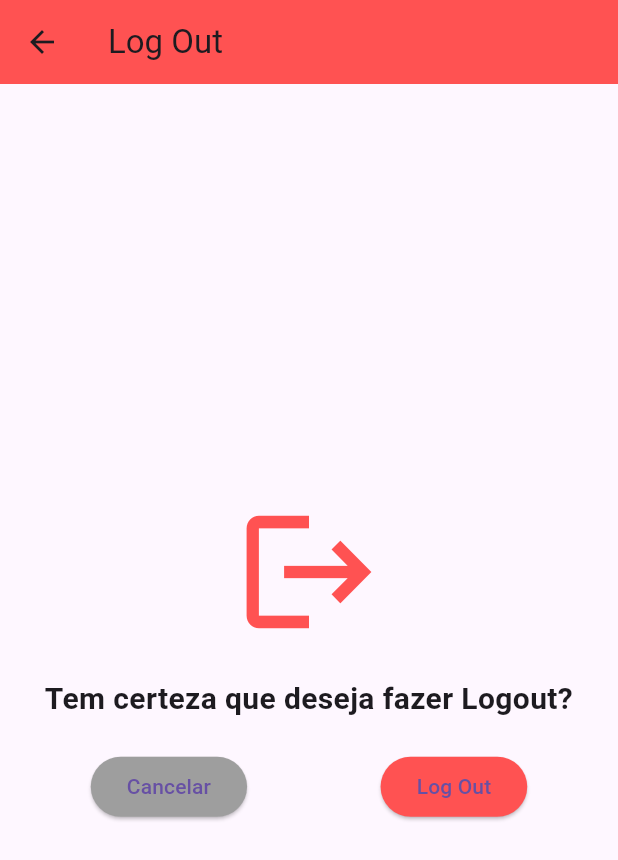
After one commit to Gustavo-cavasotto/as-flutter-firebase, a Flutter app: the LogoutPage screen opened directly, on a phone screen of 412 x 824 dp. The commit adds this screen. Shown: the top 860 px of the screen. Run offline on Flutter 3.47's test engine with Material 3 defaults, Android fonts, the phone set to English and light mode, and no system bars; our stand-ins replace firebase_auth, firebase_core; accounts and stored records are empty; network calls fail.

Commit message:
💄 🚧

```diff
--- /dev/null
+++ b/lib/logout.dart
@@ -0,0 +1,76 @@
+import 'package:flutter/material.dart';
+import 'package:firebase_auth/firebase_auth.dart';
+import 'package:login/login.dart';
+
+class LogoutPage extends StatelessWidget {
+  const LogoutPage({super.key});
+
+  Future<void> _handleLogout(BuildContext context) async {
+    try {
+      await FirebaseAuth.instance.signOut();
+      Navigator.pushAndRemoveUntil(
+        context,
+        MaterialPageRoute(builder: (context) => LoginPage()),
+        (route) => false,
+      );
+    } catch (e) {
+      ScaffoldMessenger.of(context).showSnackBar(
+        SnackBar(
+          content: Text('Failed to log out: $e'),
+          backgroundColor: Colors.red,
+        ),
+      );
+    }
+  }
+
+  @override
+  Widget build(BuildContext context) {
+    return Scaffold(
+      appBar: AppBar(
+        title: const Text('Log Out'),
+        backgroundColor: Colors.redAccent,
+      ),
+      body: Padding(
+        padding: const EdgeInsets.all(16.0),
+        child: Column(
+          mainAxisAlignment: MainAxisAlignment.center,
+          crossAxisAlignment: CrossAxisAlignment.center,
+          children: [
+            const Icon(
+              Icons.logout,
+              size: 100.0,
+              color: Colors.redAccent,
+            ),
+            const SizedBox(height: 20.0),
+            const Text(
+              'Tem certeza que deseja fazer Logout?',
+              style: TextStyle(
+                fontSize: 20.0,
+                fontWeight: FontWeight.bold,
+              ),
+              textAlign: TextAlign.center,
+            ),
+            const SizedBox(height: 20.0),
+            Row(
+              mainAxisAlignment: MainAxisAlignment.spaceAround,
+              children: [
+                ElevatedButton(
+                  onPressed: () {
+                    Navigator.pop(context); // Cancel logout and return to HomePage.
+                  },
+                  style: ElevatedButton.styleFrom(backgroundColor: Colors.grey),
+                  child: const Text('Cancelar'),
+                ),
+                ElevatedButton(
+                  onPressed: () => _handleLogout(context),
+                  style: ElevatedButton.styleFrom(backgroundColor: Colors.redAccent),
+                  child: const Text('Log Out'),
+                ),
+              ],
+            ),
+          ],
+        ),
+      ),
+    );
+  }
+}
```
Also changed, not shown: lib/forget_password.dart (+4 -4 lines), lib/home.dart (+6 -3 lines), lib/login.dart (+37 -11 lines), lib/register.dart (+53 -17 lines).
